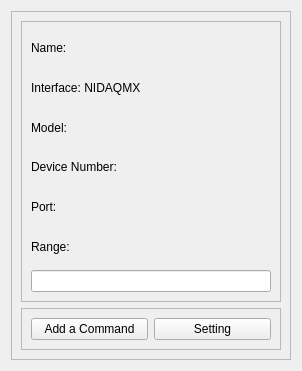
Old version of the form GUI/ui_files/usb_6525_instrument_device_wid.ui in the repository YeonungK/YonKu.
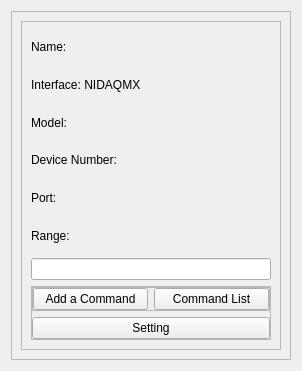
New version of the form.

Patch:
```diff
--- a/GUI/ui_files/usb_6525_instrument_device_wid.ui
+++ b/GUI/ui_files/usb_6525_instrument_device_wid.ui
@@ -84,9 +84,27 @@
            </property>
           </widget>
          </item>
-        </layout>
-       </widget>
-      </item>
+         <item>
+          <widget class="QFrame" name="frame_4">
+           <property name="frameShape">
+            <enum>QFrame::StyledPanel</enum>
+           </property>
+           <property name="frameShadow">
+            <enum>QFrame::Raised</enum>
+           </property>
+           <layout class="QVBoxLayout" name="verticalLayout_3">
+            <property name="leftMargin">
+             <number>0</number>
+            </property>
+            <property name="topMargin">
+             <number>0</number>
+            </property>
+            <property name="rightMargin">
+             <number>0</number>
+            </property>
+            <property name="bottomMargin">
+             <number>0</number>
+            </property>
       <item>
        <widget class="QFrame" name="frame_2">
         <property name="sizePolicy">
@@ -102,6 +120,18 @@
          <enum>QFrame::Raised</enum>
         </property>
         <layout class="QHBoxLayout" name="horizontalLayout">
+               <property name="leftMargin">
+                <number>0</number>
+               </property>
+               <property name="topMargin">
+                <number>0</number>
+               </property>
+               <property name="rightMargin">
+                <number>0</number>
+               </property>
+               <property name="bottomMargin">
+                <number>0</number>
+               </property>
          <item>
           <widget class="QPushButton" name="commandButton">
            <property name="text">
@@ -110,10 +140,23 @@
           </widget>
          </item>
          <item>
+                <widget class="QPushButton" name="commandListButton">
+                 <property name="text">
+                  <string>Command List</string>
+                 </property>
+                </widget>
+               </item>
+              </layout>
+             </widget>
+            </item>
+            <item>
           <widget class="QPushButton" name="settingButton">
            <property name="text">
             <string>Setting</string>
            </property>
+             </widget>
+            </item>
+           </layout>
           </widget>
          </item>
         </layout>
```
Left out of the diff: 2 changed lines with no effect on the pictures. Lines whose indentation alone changed are shown as unchanged.
